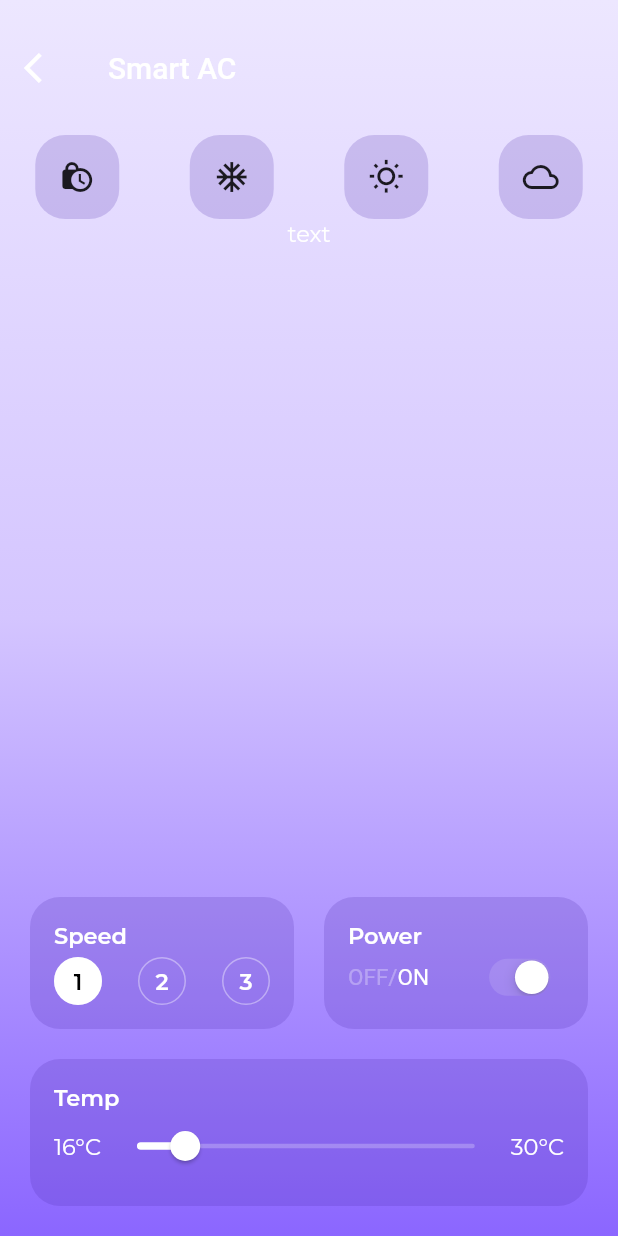
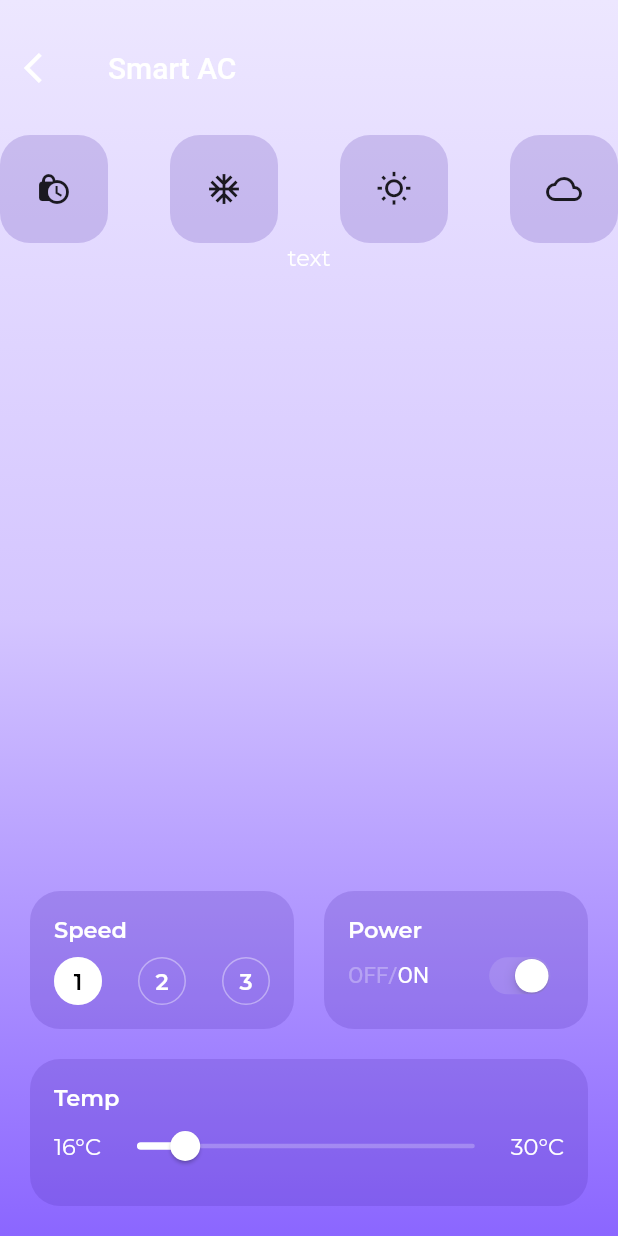
Before and after one commit to forntoh/smart_home, a Flutter app: the screen it shows after launch, on a phone screen of 412 x 824 dp. Run offline on Flutter 3.47's test engine with Material 2 defaults, Android fonts, the phone set to English and light mode, and no system bars; our stand-ins replace google_fonts.

Commit message:
adjusted padding

```diff
--- a/lib/constants.dart
+++ b/lib/constants.dart
@@ -1,6 +1,6 @@
 import 'package:flutter/cupertino.dart';
 
-double defaultPadding = 20.0;
+const double defaultPadding = 20.0;
 Color primaryColor = Color(0xFF4B29AC);
 Color accentColor = Color(0xFFFF5A59);
 
--- a/lib/screens/ac/ac_screen.dart
+++ b/lib/screens/ac/ac_screen.dart
@@ -28,7 +28,7 @@ class ACScreen extends StatelessWidget {
           child: Column(
             children: [
               Row(
-                mainAxisAlignment: MainAxisAlignment.spaceAround,
+                mainAxisAlignment: MainAxisAlignment.spaceBetween,
                 children: [
                   RoundedIconButton(
                     icon: Icon(Icons.lock_clock),
@@ -50,7 +50,7 @@ class ACScreen extends StatelessWidget {
               Padding(
                 padding: EdgeInsets.symmetric(horizontal: defaultPadding),
                 child: Container(
-                  height: 88,
+                  height: 92,
                   child: Row(
                     mainAxisAlignment: MainAxisAlignment.spaceEvenly,
                     crossAxisAlignment: CrossAxisAlignment.stretch,
@@ -81,6 +81,6 @@ class RoundedIconButton extends StatelessWidget {
 
   @override
   Widget build(BuildContext context) {
-    return wrapInCard(context, widget: icon);
+    return wrapInCard(context, widget: icon, padding: defaultPadding + 4);
   }
 }
--- a/lib/screens/ac/compoents/power_control.dart
+++ b/lib/screens/ac/compoents/power_control.dart
@@ -1,6 +1,7 @@
 import 'package:flutter/cupertino.dart';
 import 'package:flutter/material.dart';
 
+import '../../../constants.dart';
 import '../../../widget_utils.dart';
 
 class PowerControl extends StatefulWidget {
@@ -20,6 +21,7 @@ class _PowerControlState extends State<PowerControl> {
     return Expanded(
       child: wrapInCard(
         context,
+        padding: defaultPadding - 4,
         widget: Column(
           crossAxisAlignment: CrossAxisAlignment.start,
           children: [
--- a/lib/screens/ac/compoents/speed_control.dart
+++ b/lib/screens/ac/compoents/speed_control.dart
@@ -1,4 +1,5 @@
 import 'package:flutter/material.dart';
+import 'package:smart_home/constants.dart';
 
 import '../../../widget_utils.dart';
 import 'number_button.dart';
@@ -20,6 +21,7 @@ class _SpeedControlState extends State<SpeedControl> {
     return Expanded(
       child: wrapInCard(
         context,
+        padding: defaultPadding - 4,
         widget: Column(
           crossAxisAlignment: CrossAxisAlignment.start,
           children: [
--- a/lib/screens/ac/compoents/temp_slider.dart
+++ b/lib/screens/ac/compoents/temp_slider.dart
@@ -27,6 +27,7 @@ class _TemperatureSliderState extends State<TemperatureSlider> {
           Expanded(
             child: wrapInCard(
               context,
+              padding: defaultPadding - 4,
               widget: Column(
                 crossAxisAlignment: CrossAxisAlignment.start,
                 children: [
--- a/lib/widget_utils.dart
+++ b/lib/widget_utils.dart
@@ -1,9 +1,13 @@
 import 'package:flutter/material.dart';
 import 'package:smart_home/constants.dart';
 
-Widget wrapInCard(BuildContext context, {Widget widget}) {
+Widget wrapInCard(
+  BuildContext context, {
+  Widget widget,
+  double padding = defaultPadding,
+}) {
   return Container(
-    padding: EdgeInsets.all(16),
+    padding: EdgeInsets.all(padding),
     child: widget,
     decoration: BoxDecoration(
       color: Theme.of(context).primaryColor.withOpacity(0.2),
```
